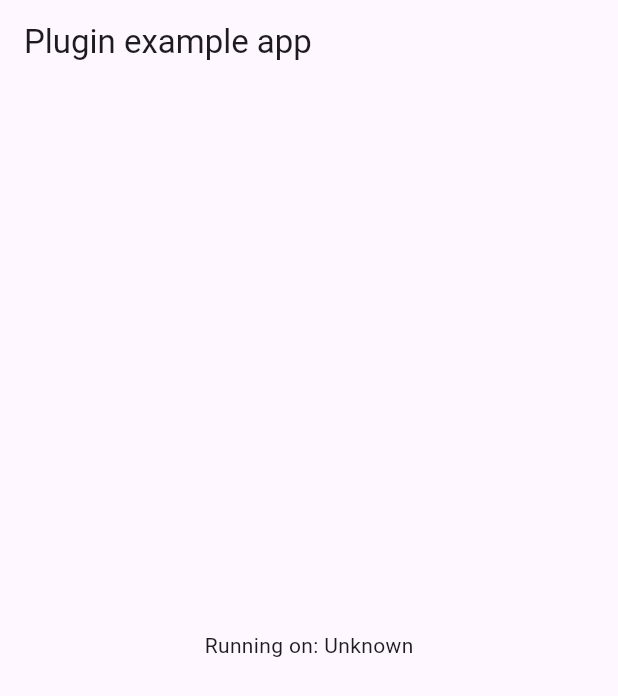
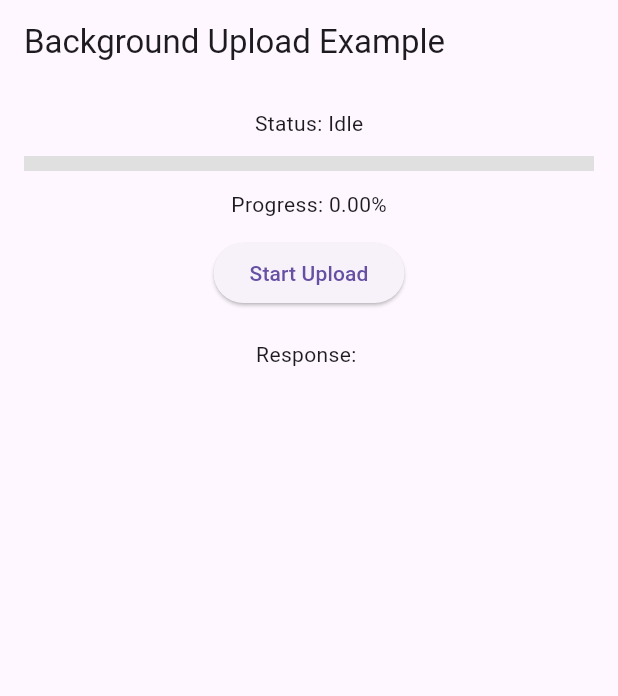
Before and after one commit to Sagar-Shrivastava/ios_background_uploader, a Flutter app: the screen it shows after launch, on a phone screen of 412 x 824 dp. Shown: the top 696 px of the screen. Run offline on Flutter 3.47's test engine with Material 3 defaults, Android fonts, the phone set to English and light mode, and no system bars; our stand-ins replace plugin_platform_interface.

Commit message:
Initial setup for make plugin live

```diff
--- a/example/lib/main.dart
+++ b/example/lib/main.dart
@@ -1,38 +1,127 @@
+import 'dart:async';
 import 'package:flutter/material.dart';
-import 'dart:async';
-
-import 'package:flutter/services.dart';
 import 'package:ios_background_uploader/ios_background_uploader.dart';
 
 void main() {
   runApp(const MyApp());
 }
 
-class MyApp extends StatefulWidget {
+class MyApp extends StatelessWidget {
   const MyApp({super.key});
 
   @override
-  State<MyApp> createState() => _MyAppState();
+  Widget build(BuildContext context) {
+    return MaterialApp(
+      title: 'iOS Background Uploader Example',
+      theme: ThemeData(primarySwatch: Colors.blue),
+      home: const UploadDemoPage(),
+    );
+  }
 }
 
-class _MyAppState extends State<MyApp> {
-  String _platformVersion = 'Unknown';
-  final _iosBackgroundUploaderPlugin = IosBackgroundUploader();
+class UploadDemoPage extends StatefulWidget {
+  const UploadDemoPage({super.key});
+
+  @override
+  State<UploadDemoPage> createState() => _UploadDemoPageState();
+}
+
+class _UploadDemoPageState extends State<UploadDemoPage> {
+  double _progress = 0.0;
+  String _status = 'Idle';
+  String _response = '';
+  StreamSubscription? _eventSub;
 
   @override
   void initState() {
     super.initState();
+    _listenToEvents();
+  }
+
+  void _listenToEvents() {
+    _eventSub = IosBackgroundUploader.uploadEvents.listen((event) {
+      setState(() {
+        final status = event['status'];
+        if (status == 'progress') {
+          _status = 'Uploading...';
+          _progress = (event['progress'] ?? 0.0) * 100;
+        } else if (status == 'completed') {
+          _status = 'Completed ✅';
+          _progress = 100.0;
+          _response = event['response'] ?? '';
+        } else if (status == 'failed') {
+          _status = 'Failed ❌';
+          _response = event['error'] ?? 'Unknown error';
+        }
+      });
+    });
+  }
+
+  Future<void> _startUpload() async {
+    setState(() {
+      _status = 'Starting upload...';
+      _progress = 0.0;
+      _response = '';
+    });
+
+    final files = [
+      '/path/to/file1.jpg', // Replace with real file paths
+      '/path/to/file2.jpg',
+    ];
+
+    await IosBackgroundUploader.uploadFiles(
+      url: 'https://your-api-endpoint.com/upload',
+      files: files,
+      method: 'POST',
+      headers: {
+        'Authorization': 'Bearer your-token',
+      },
+      fields: {
+        'user_id': '12345',
+      },
+      tag: 'example_upload',
+    );
+  }
+
+  @override
+  void dispose() {
+    _eventSub?.cancel();
+    super.dispose();
   }
 
   @override
   Widget build(BuildContext context) {
-    return MaterialApp(
-      home: Scaffold(
-        appBar: AppBar(
-          title: const Text('Plugin example app'),
-        ),
-        body: Center(
-          child: Text('Running on: $_platformVersion\n'),
+    return Scaffold(
+      appBar: AppBar(title: const Text('Background Upload Example')),
+      body: Padding(
+        padding: const EdgeInsets.all(16.0),
+        child: Column(
+          mainAxisAlignment: MainAxisAlignment.center,
+          children: [
+            Text('Status: $_status'),
+            const SizedBox(height: 12),
+            LinearProgressIndicator(
+              value: _progress / 100,
+              minHeight: 10,
+              backgroundColor: Colors.grey.shade300,
+            ),
+            const SizedBox(height: 12),
+            Text('Progress: ${_progress.toStringAsFixed(2)}%'),
+            const SizedBox(height: 12),
+            ElevatedButton(
+              onPressed: _startUpload,
+              child: const Text('Start Upload'),
+            ),
+            const SizedBox(height: 20),
+            Expanded(
+              child: SingleChildScrollView(
+                child: Text(
+                  'Response: $_response',
+                  style: const TextStyle(fontSize: 14),
+                ),
+              ),
+            ),
+          ],
         ),
       ),
     );
```
Also changed, not shown: lib/ios_background_uploader_method_channel.dart (+23 -5 lines), lib/ios_background_uploader_platform_interface.dart (+13 -11 lines), pubspec.yaml (+15 -58 lines), 5 other files.
